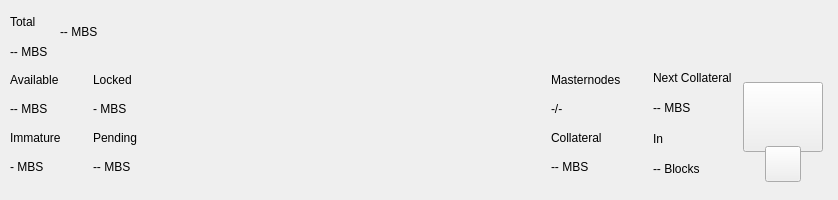
mobistake/MBS, file src/qt/pivx/forms/topbar.ui: the form before one commit.
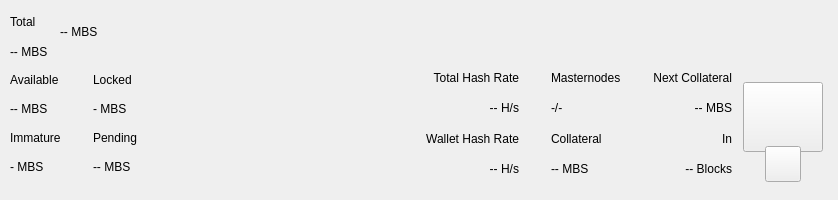
The form after the commit. Custom widgets are drawn as their Qt base class.

The edit to the form file:
```diff
--- a/src/qt/pivx/forms/topbar.ui
+++ b/src/qt/pivx/forms/topbar.ui
@@ -526,7 +526,93 @@
             <number>9</number>
            </property>
            <item>
-            <layout class="QVBoxLayout" name="verticalLayout_5">
+            <widget class="QWidget" name="widgetStaking" native="true">
+             <layout class="QVBoxLayout" name="verticalLayout_12">
+              <property name="leftMargin">
+               <number>32</number>
+              </property>
+              <property name="topMargin">
+               <number>0</number>
+              </property>
+              <property name="rightMargin">
+               <number>0</number>
+              </property>
+              <property name="bottomMargin">
+               <number>0</number>
+              </property>
+              <item>
+               <widget class="QLabel" name="labelNetworkHashRateTitle">
+                <property name="text">
+                 <string>Total Hash Rate</string>
+                </property>
+                <property name="textFormat">
+                 <enum>Qt::AutoText</enum>
+                </property>
+                <property name="alignment">
+                 <set>Qt::AlignRight|Qt::AlignTrailing|Qt::AlignVCenter</set>
+                </property>
+               </widget>
+              </item>
+              <item>
+               <widget class="QLabel" name="labelNetworkHashRateValue">
+                <property name="layoutDirection">
+                 <enum>Qt::LeftToRight</enum>
+                </property>
+                <property name="text">
+                 <string>-- H/s</string>
+                </property>
+                <property name="textFormat">
+                 <enum>Qt::AutoText</enum>
+                </property>
+                <property name="alignment">
+                 <set>Qt::AlignRight|Qt::AlignTrailing|Qt::AlignVCenter</set>
+                </property>
+               </widget>
+              </item>
+              <item>
+               <widget class="QLabel" name="labelWalletHashRateTitle">
+                <property name="text">
+                 <string>Wallet Hash Rate</string>
+                </property>
+                <property name="textFormat">
+                 <enum>Qt::AutoText</enum>
+                </property>
+                <property name="alignment">
+                 <set>Qt::AlignRight|Qt::AlignTrailing|Qt::AlignVCenter</set>
+                </property>
+               </widget>
+              </item>
+              <item>
+               <widget class="PrivateQLabel" name="labelWalletHashRateValue">
+                <property name="text">
+                 <string notr="true">-- H/s</string>
+                </property>
+                <property name="textFormat">
+                 <enum>Qt::AutoText</enum>
+                </property>
+                <property name="alignment">
+                 <set>Qt::AlignRight|Qt::AlignTrailing|Qt::AlignVCenter</set>
+                </property>
+               </widget>
+              </item>
+             </layout>
+            </widget>
+           </item>
+           <item>
+            <widget class="QWidget" name="widgetMasternodes" native="true">
+             <layout class="QVBoxLayout">
+              <property name="leftMargin">
+               <number>32</number>
+              </property>
+              <property name="topMargin">
+               <number>0</number>
+              </property>
+              <property name="rightMargin">
+               <number>0</number>
+              </property>
+              <property name="bottomMargin">
+               <number>0</number>
+              </property>
              <item>
               <widget class="QLabel" name="labelMasternodesTitle">
                <property name="text">
@@ -535,27 +621,28 @@
               </widget>
              </item>
              <item>
-              <widget class="QLabel" name="labelMasternodeCount">
+               <widget class="PrivateQLabel" name="labelMasternodeCount">
                <property name="text">
                 <string>-/-</string>
                </property>
               </widget>
              </item>
              <item>
-              <widget class="QLabel" name="labelTitle8">
+               <widget class="QLabel" name="labelCollateralTitle">
                <property name="text">
                 <string>Collateral</string>
                </property>
               </widget>
              </item>
              <item>
-              <widget class="QLabel" name="labelCollateralPiv">
+               <widget class="QLabel" name="labelCollateralValue">
                <property name="text">
                 <string notr="true">-- MBS</string>
                </property>
               </widget>
              </item>
             </layout>
+            </widget>
            </item>
            <item>
             <widget class="QWidget" name="widgetNextCollateral" native="true">
@@ -577,6 +664,12 @@
                 <property name="text">
                  <string>Next Collateral</string>
                 </property>
+                <property name="textFormat">
+                 <enum>Qt::AutoText</enum>
+                </property>
+                <property name="alignment">
+                 <set>Qt::AlignRight|Qt::AlignTrailing|Qt::AlignVCenter</set>
+                </property>
                </widget>
               </item>
               <item>
@@ -584,13 +677,25 @@
                 <property name="text">
                  <string>-- MBS</string>
                 </property>
+                <property name="textFormat">
+                 <enum>Qt::AutoText</enum>
+                </property>
+                <property name="alignment">
+                 <set>Qt::AlignRight|Qt::AlignTrailing|Qt::AlignVCenter</set>
+                </property>
                </widget>
               </item>
               <item>
-               <widget class="QLabel" name="labelTitle9">
+               <widget class="QLabel" name="labelRemainingBlocks">
                 <property name="text">
                  <string>In</string>
                 </property>
+                <property name="textFormat">
+                 <enum>Qt::AutoText</enum>
+                </property>
+                <property name="alignment">
+                 <set>Qt::AlignRight|Qt::AlignTrailing|Qt::AlignVCenter</set>
+                </property>
                </widget>
               </item>
               <item>
@@ -598,6 +703,12 @@
                 <property name="text">
                  <string notr="true">-- Blocks</string>
                 </property>
+                <property name="textFormat">
+                 <enum>Qt::AutoText</enum>
+                </property>
+                <property name="alignment">
+                 <set>Qt::AlignRight|Qt::AlignTrailing|Qt::AlignVCenter</set>
+                </property>
                </widget>
               </item>
              </layout>
@@ -719,18 +830,24 @@
   </layout>
  </widget>
  <customwidgets>
-  <customwidget>
-   <class>PFBorderImage</class>
-   <extends>QFrame</extends>
-   <header>qt/pivx/pfborderimage.h</header>
-   <container>1</container>
-  </customwidget>
   <customwidget>
    <class>ExpandableButton</class>
    <extends>QWidget</extends>
    <header>qt/pivx/expandablebutton.h</header>
    <container>1</container>
   </customwidget>
+  <customwidget>
+   <class>PFBorderImage</class>
+   <extends>QFrame</extends>
+   <header>qt/pivx/pfborderimage.h</header>
+   <container>1</container>
+  </customwidget>
+  <customwidget>
+   <class>PrivateQLabel</class>
+   <extends>QLabel</extends>
+   <header>qt/pivx/privatelabel.h</header>
+   <container>0</container>
+  </customwidget>
  </customwidgets>
  <resources/>
  <connections/>
```
Left out of the diff: 44 changed lines with no effect on the pictures. Lines whose indentation alone changed are shown as unchanged.
